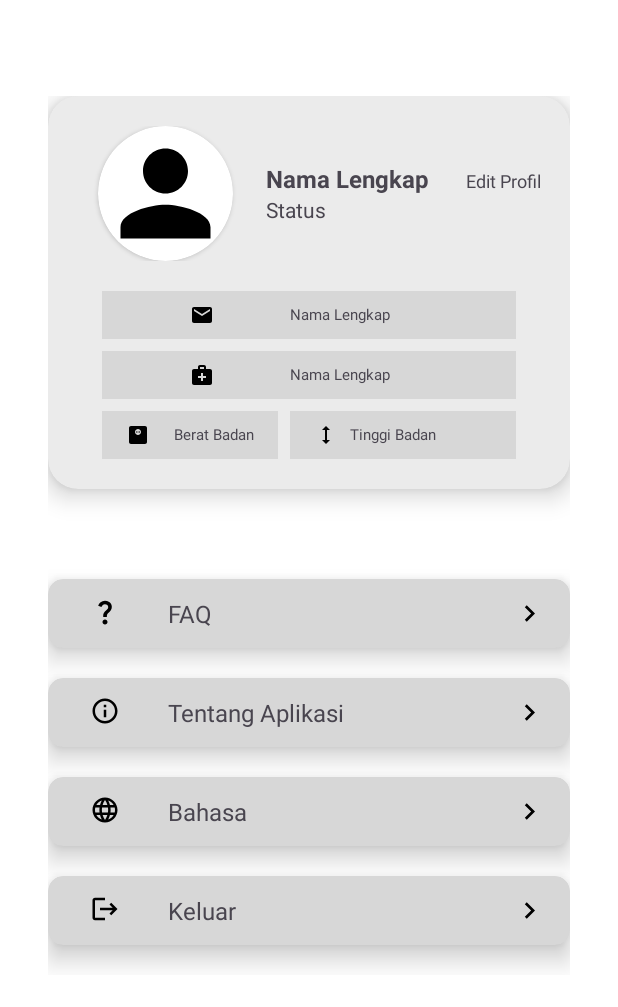
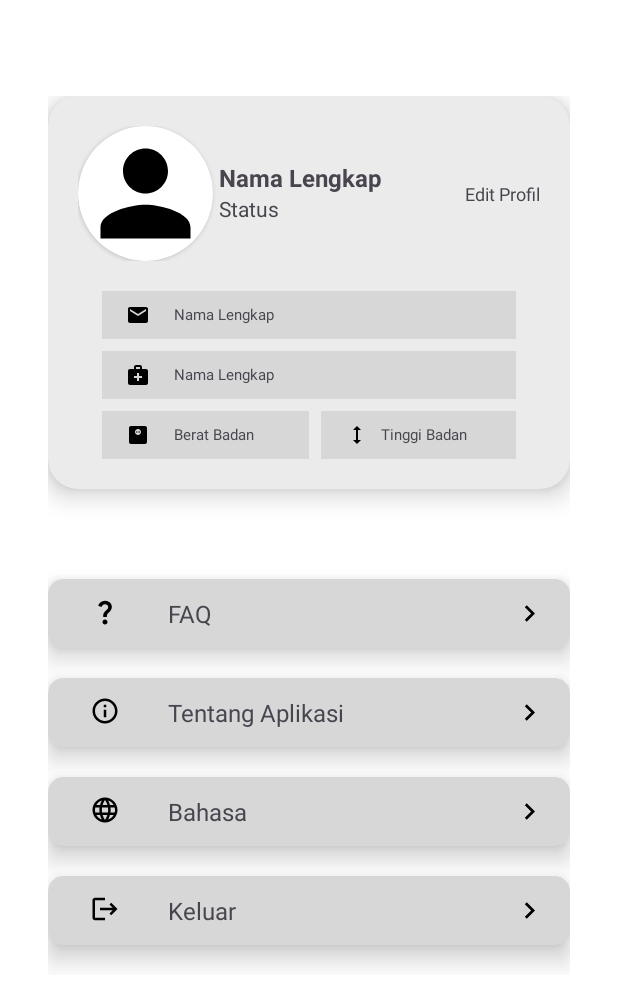
Before and after one commit to UNNESTech-UNNES/MEDUNNES-mobile, an Android app: the layout fragment_profile.xml on its own in the app's theme, with its tools: preview values and no code run, on a phone screen of 412 x 824 dp. Shown: the top 1007 px of the screen. Run offline under Robolectric (Android 15) with nearby library versions, the light colour scheme and no system bars.

Commit message:
fix view on profile

```diff
--- a/medunnes/app/src/main/java/com/medunnes/telemedicine/ui/profile/ProfileFragment.kt
+++ b/medunnes/app/src/main/java/com/medunnes/telemedicine/ui/profile/ProfileFragment.kt
@@ -69,8 +69,8 @@ class ProfileFragment : Fragment(), View.OnClickListener {
             if (!data.isNullOrEmpty()) {
                 data.forEach {
                     with(binding) {
-                        tvBeratBadan.text = it.bB.toString() + "kg"
-                        tvTinggiBadan.text = it.tB.toString() + "cm"
+                        tvBeratBadan.text = it.bB.toString() + " kg"
+                        tvTinggiBadan.text = it.tB.toString() + " cm"
 
                         if (!it.imgPasien.isNullOrEmpty()) {
                             val imagePath = "${imageBaseUrl()}/${it.imgPasien}"
@@ -126,7 +126,7 @@ class ProfileFragment : Fragment(), View.OnClickListener {
                     with(binding) {
                         tvUserName.text = it.name
                         tvUserEmail.text = it.email
-                        tvUserRole.text = it.type
+                        tvUserRole.text = if (it.type == "pasien") "Pasien" else ""
                         namaDokter = it.name
                     }
                 }
--- a/medunnes/app/src/main/res/layout/fragment_profile.xml
+++ b/medunnes/app/src/main/res/layout/fragment_profile.xml
@@ -35,14 +35,13 @@
                 android:stretchColumns="1"
                 android:padding="20dp">
 
-                <TableRow>
-                    <LinearLayout
-                        android:orientation="vertical">
+                <androidx.constraintlayout.widget.ConstraintLayout>
                     <androidx.cardview.widget.CardView
                         android:id="@+id/cv_user_picture"
                         android:layout_width="90dp"
                         android:layout_height="90dp"
-                            android:layout_gravity="center"
+                        app:layout_constraintStart_toStartOf="parent"
+                        app:layout_constraintTop_toTopOf="parent"
                         app:cardCornerRadius="45dp">
 
                         <ImageView
@@ -54,65 +53,80 @@
                             android:src="@drawable/person"/>
 
                     </androidx.cardview.widget.CardView>
-                    </LinearLayout>
 
-                    <TableLayout
-                        android:layout_width="match_parent"
-                        android:layout_height="wrap_content"
-                        android:layout_gravity="center_vertical"
-                        android:layout_marginStart="8dp">
-
-                        <TableRow>
                     <TextView
                         android:id="@+id/tv_user_name"
                         android:layout_width="0dp"
-                                android:layout_height="wrap_content"
+                        android:layout_height="0dp"
+                        android:gravity="bottom"
                         android:textStyle="bold"
                         android:layout_weight="1"
                         android:textSize="16sp"
                         android:maxLines="2"
+                        android:layout_marginStart="4dp"
+                        app:layout_constraintTop_toTopOf="parent"
+                        app:layout_constraintBottom_toTopOf="@id/tv_user_role"
+                        app:layout_constraintStart_toEndOf="@id/cv_user_picture"
+                        app:layout_constraintEnd_toStartOf="@id/tv_profile_edit"
                         android:text="@string/nama_lenkap"/>
+
+                    <TextView
+                        android:id="@+id/tv_user_role"
+                        android:layout_width="wrap_content"
+                        android:layout_height="0dp"
+                        android:gravity="top"
+                        android:text="@string/status"
+                        android:textSize="14sp"
+                        app:layout_constraintStart_toStartOf="@id/tv_user_name"
+                        app:layout_constraintBottom_toBottomOf="parent"
+                        app:layout_constraintTop_toBottomOf="@id/tv_user_name" />
 
                     <TextView
                         android:id="@+id/tv_profile_edit"
                         android:layout_width="wrap_content"
                         android:layout_height="wrap_content"
-                                android:gravity="right"
+                        app:layout_constraintTop_toTopOf="parent"
+                        app:layout_constraintBottom_toBottomOf="parent"
+                        app:layout_constraintEnd_toEndOf="parent"
                         android:text="@string/edit_profil"
                         android:textSize="12sp" />
-                        </TableRow>
 
-                        <TableRow android:layout_width="match_parent">
+                </androidx.constraintlayout.widget.ConstraintLayout>
 
-                            <TextView
-                                android:id="@+id/tv_user_role"
-                                android:layout_width="wrap_content"
-                                android:layout_height="wrap_content"
-                                android:text="@string/status"
-                                android:textSize="14sp"
-                                app:layout_constraintBottom_toBottomOf="parent"
-                                app:layout_constraintStart_toStartOf="@id/tv_user_name"
-                                app:layout_constraintTop_toBottomOf="@id/tv_user_name" />
-                        </TableRow>
-                    </TableLayout>
-                </TableRow>
 
                 <TableRow
+                    android:layout_width="match_parent"
+                    android:layout_height="match_parent"
+                    android:layout_marginStart="16dp"
                     android:layout_marginTop="20dp"
-                    android:layout_marginStart="16dp"
                     android:layout_marginEnd="16dp"
-                    android:padding="8dp"
-                    android:background="@color/grey_less">
+                    android:paddingStart="16dp"
+                    android:paddingEnd="16dp"
+                    android:paddingTop="8dp"
+                    android:paddingBottom="8dp"
+                    android:background="@color/grey_less"
+                    android:padding="8dp">
+
                     <ImageView
+                        android:id="@+id/iv_user_email"
                         android:layout_width="16dp"
                         android:layout_height="16dp"
-                        android:src="@drawable/email"/>
+                        android:src="@drawable/email"
+                        app:layout_constraintBottom_toBottomOf="parent"
+                        app:layout_constraintEnd_toStartOf="@id/tv_user_email"
+                        app:layout_constraintStart_toStartOf="parent"
+                        app:layout_constraintTop_toTopOf="parent" />
 
                     <TextView
                         android:id="@+id/tv_user_email"
+                        android:layout_width="0dp"
+                        android:layout_height="wrap_content"
+                        android:layout_weight="1"
                         android:layout_gravity="center_vertical"
-                        android:textSize="10sp"
-                        android:text="@string/nama_lenkap" />
+                        android:layout_marginStart="16dp"
+                        android:text="@string/nama_lenkap"
+                        android:textSize="10sp" />
+
                 </TableRow>
 
                 <TableRow
@@ -120,7 +134,10 @@
                     android:layout_marginTop="8dp"
                     android:layout_marginStart="16dp"
                     android:layout_marginEnd="16dp"
-                    android:padding="8dp"
+                    android:paddingStart="16dp"
+                    android:paddingEnd="16dp"
+                    android:paddingTop="8dp"
+                    android:paddingBottom="8dp"
                     android:background="@color/grey_less">
                     <ImageView
                         android:layout_width="16dp"
@@ -130,6 +147,8 @@
                     <TextView
                         android:id="@+id/tv_user_praktik"
                         android:layout_gravity="center_vertical"
+                        android:layout_weight="1"
+                        android:layout_marginStart="16dp"
                         android:textSize="10sp"
                         android:text="@string/nama_lenkap" />
                 </TableRow>
@@ -137,10 +156,13 @@
                 <TableRow
                     android:id="@+id/tbl_badan"
                     android:layout_marginStart="16dp"
-                    android:layout_marginEnd="16dp">
+                    android:layout_marginEnd="16dp"
+                    android:gravity="center">
 
-                    <TableLayout>
-
+                    <TableLayout
+                        android:layout_width="0dp"
+                        android:layout_height="wrap_content"
+                        android:layout_weight="1">
                         <TableRow
                             android:layout_marginTop="8dp"
                             android:paddingTop="8dp"
@@ -163,8 +185,10 @@
 
                     </TableLayout>
 
-                    <TableLayout>
-
+                    <TableLayout
+                        android:layout_width="0dp"
+                        android:layout_height="wrap_content"
+                        android:layout_weight="1">
                         <TableRow
                             android:layout_marginTop="8dp"
                             android:layout_marginStart="8dp"
```
Lines whose indentation alone changed are shown as unchanged.
